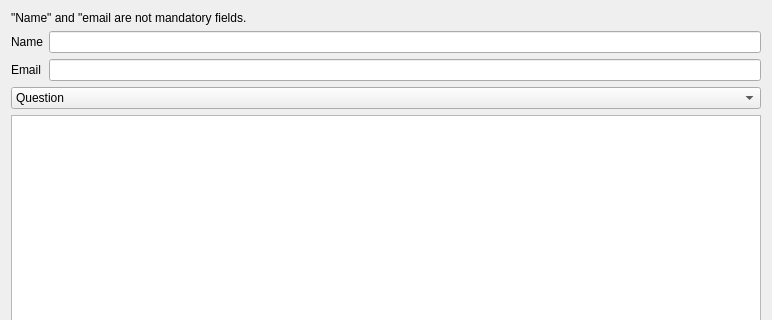
This is src/ui/skeletons/dialog_feedback.ui in 132nd-etcher/EASI as Qt 5 draws it before an edit; both pictures show x 0 to 772 and y 0 to 320 of the 772 by 558 pixel window. The edited form follows.
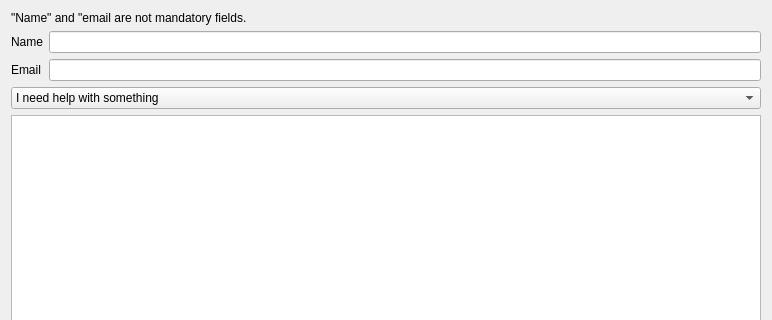
This is the edited form.

Commit message: 1881519-131487483 Need more categories for sentry feedback

```diff
--- a/src/ui/skeletons/dialog_feedback.ui
+++ b/src/ui/skeletons/dialog_feedback.ui
@@ -49,7 +49,7 @@
     <widget class="QComboBox" name="comboBox">
      <item>
       <property name="text">
-       <string>Question</string>
+       <string>I need help with something</string>
       </property>
      </item>
      <item>
```
Left out of the diff: 7 changed lines with no effect on the pictures.
